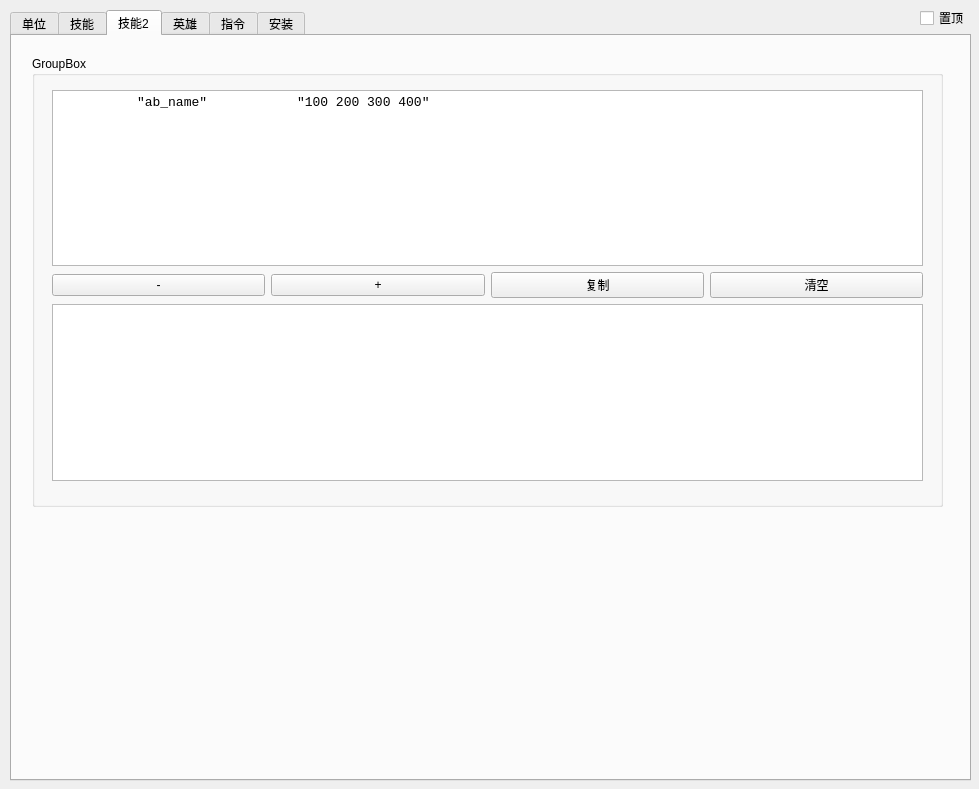
First picture: the form in untitled.ui, repository JeremyChim/Dota-Tool, before the edit.
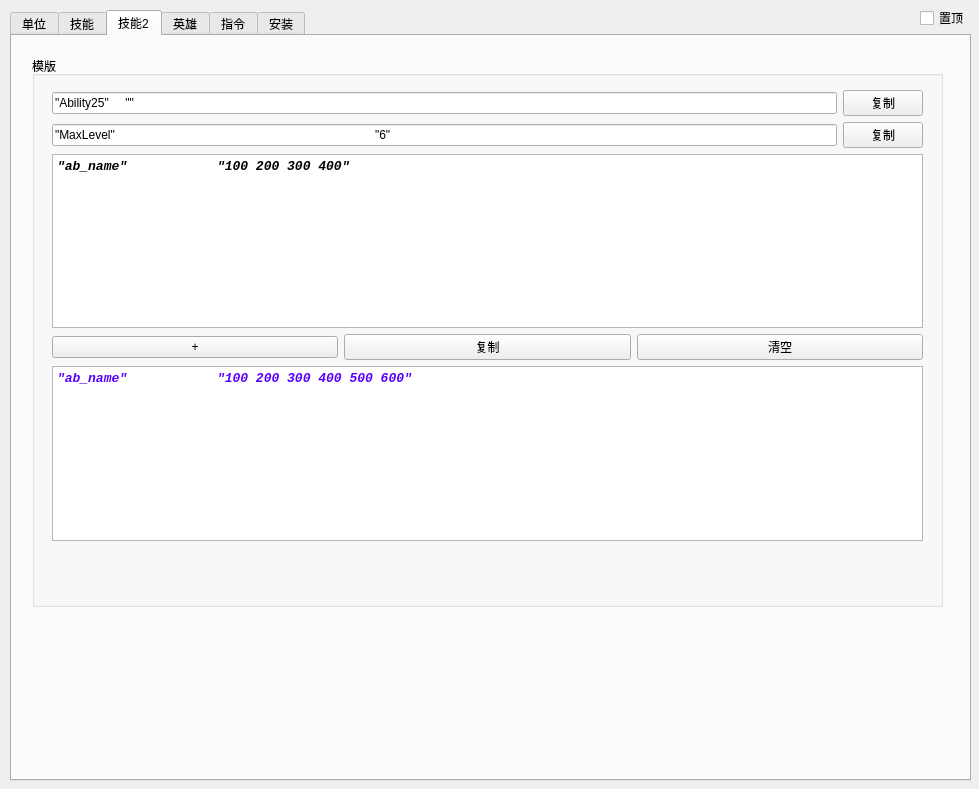
Second picture: the form after the edit. The open tabs and pages were chosen to show the change.

Commit message: update the font color

What changed in the file:
```diff
--- a/untitled.ui
+++ b/untitled.ui
@@ -22,6 +22,20 @@
      <height>771</height>
     </rect>
    </property>
+   <property name="styleSheet">
+    <string notr="true">QLineEdit
+{
+	font: 700 italic 10pt &quot;Consolas&quot;;
+}
+QTextEdit
+{
+	font: 700 italic 10pt &quot;Consolas&quot;;
+}
+QDoubleSpinBox
+{
+	font: 700 italic 10pt &quot;Consolas&quot;;
+}</string>
+   </property>
    <property name="currentIndex">
     <number>2</number>
    </property>
@@ -904,11 +918,11 @@
        <x>20</x>
        <y>20</y>
        <width>911</width>
-       <height>451</height>
+       <height>551</height>
       </rect>
      </property>
      <property name="title">
-      <string>GroupBox</string>
+      <string>模版</string>
      </property>
      <widget class="QWidget" name="layoutWidget">
       <property name="geometry">
@@ -916,36 +930,74 @@
         <x>20</x>
         <y>34</y>
         <width>871</width>
-        <height>391</height>
+        <height>451</height>
        </rect>
       </property>
-      <layout class="QVBoxLayout" name="verticalLayout_19" stretch="0,0,0">
+      <layout class="QVBoxLayout" name="verticalLayout_19" stretch="0,0,0,0">
+       <item>
+        <layout class="QVBoxLayout" name="verticalLayout_20">
+         <item>
+          <layout class="QHBoxLayout" name="horizontalLayout_63" stretch="0,0">
+           <item>
+            <widget class="QLineEdit" name="lineEdit_31">
+             <property name="text">
+              <string>&quot;Ability25&quot;     &quot;&quot;</string>
+             </property>
+            </widget>
+           </item>
+           <item>
+            <widget class="QPushButton" name="pushButton_62">
+             <property name="text">
+              <string>复制</string>
+             </property>
+            </widget>
+           </item>
+          </layout>
+         </item>
+         <item>
+          <layout class="QHBoxLayout" name="horizontalLayout_64" stretch="0,0">
+           <item>
+            <widget class="QLineEdit" name="lineEdit_32">
+             <property name="text">
+              <string>&quot;MaxLevel&quot;            			&quot;6&quot;</string>
+             </property>
+            </widget>
+           </item>
+           <item>
+            <widget class="QPushButton" name="pushButton_63">
+             <property name="text">
+              <string>复制</string>
+             </property>
+            </widget>
+           </item>
+          </layout>
+         </item>
+        </layout>
+       </item>
        <item>
         <widget class="QTextEdit" name="textEdit_4">
          <property name="font">
           <font>
            <family>Consolas</family>
            <pointsize>10</pointsize>
+           <italic>true</italic>
+           <bold>true</bold>
           </font>
          </property>
          <property name="html">
           <string>&lt;!DOCTYPE HTML PUBLIC &quot;-//W3C//DTD HTML 4.0//EN&quot; &quot;http://www.w3.org/TR/REC-html40/strict.dtd&quot;&gt;
-&lt;html&gt;&lt;head&gt;&lt;meta name=&quot;qrichtext&quot; content=&quot;1&quot; /&gt;&lt;style type=&quot;text/css&quot;&gt;
+&lt;html&gt;&lt;head&gt;&lt;meta name=&quot;qrichtext&quot; content=&quot;1&quot; /&gt;&lt;meta charset=&quot;utf-8&quot; /&gt;&lt;style type=&quot;text/css&quot;&gt;
 p, li { white-space: pre-wrap; }
-&lt;/style&gt;&lt;/head&gt;&lt;body style=&quot; font-family:'Consolas'; font-size:10pt; font-weight:400; font-style:normal;&quot;&gt;
-&lt;p style=&quot; margin-top:0px; margin-bottom:0px; margin-left:0px; margin-right:0px; -qt-block-indent:0; text-indent:0px;&quot;&gt;	&amp;quot;ab_name&amp;quot;		&amp;quot;100 200 300 400&amp;quot;&lt;/p&gt;&lt;/body&gt;&lt;/html&gt;</string>
+hr { height: 1px; border-width: 0; }
+li.unchecked::marker { content: &quot;\2610&quot;; }
+li.checked::marker { content: &quot;\2612&quot;; }
+&lt;/style&gt;&lt;/head&gt;&lt;body style=&quot; font-family:'Consolas'; font-size:10pt; font-weight:700; font-style:italic;&quot;&gt;
+&lt;p style=&quot; margin-top:0px; margin-bottom:0px; margin-left:0px; margin-right:0px; -qt-block-indent:0; text-indent:0px;&quot;&gt;&amp;quot;ab_name&amp;quot;		&amp;quot;100 200 300 400&amp;quot;&lt;/p&gt;&lt;/body&gt;&lt;/html&gt;</string>
          </property>
         </widget>
        </item>
        <item>
         <layout class="QHBoxLayout" name="horizontalLayout_62">
-         <item>
-          <widget class="QPushButton" name="pushButton_59">
-           <property name="text">
-            <string>-</string>
-           </property>
-          </widget>
-         </item>
          <item>
           <widget class="QPushButton" name="pushButton_58">
            <property name="text">
@@ -975,8 +1027,23 @@
           <font>
            <family>Consolas</family>
            <pointsize>10</pointsize>
+           <italic>true</italic>
+           <bold>true</bold>
           </font>
          </property>
+         <property name="styleSheet">
+          <string notr="true">color: rgb(85, 0, 255);</string>
+         </property>
+         <property name="html">
+          <string>&lt;!DOCTYPE HTML PUBLIC &quot;-//W3C//DTD HTML 4.0//EN&quot; &quot;http://www.w3.org/TR/REC-html40/strict.dtd&quot;&gt;
+&lt;html&gt;&lt;head&gt;&lt;meta name=&quot;qrichtext&quot; content=&quot;1&quot; /&gt;&lt;meta charset=&quot;utf-8&quot; /&gt;&lt;style type=&quot;text/css&quot;&gt;
+p, li { white-space: pre-wrap; }
+hr { height: 1px; border-width: 0; }
+li.unchecked::marker { content: &quot;\2610&quot;; }
+li.checked::marker { content: &quot;\2612&quot;; }
+&lt;/style&gt;&lt;/head&gt;&lt;body style=&quot; font-family:'Consolas'; font-size:10pt; font-weight:700; font-style:italic;&quot;&gt;
+&lt;p style=&quot; margin-top:0px; margin-bottom:0px; margin-left:0px; margin-right:0px; -qt-block-indent:0; text-indent:0px;&quot;&gt;&amp;quot;ab_name&amp;quot;		&amp;quot;100 200 300 400 500 600&amp;quot;&lt;/p&gt;&lt;/body&gt;&lt;/html&gt;</string>
+         </property>
         </widget>
        </item>
       </layout>
```
Left out of the diff: 925 changed lines with no effect on the pictures. The commit also changes 4 other files.
